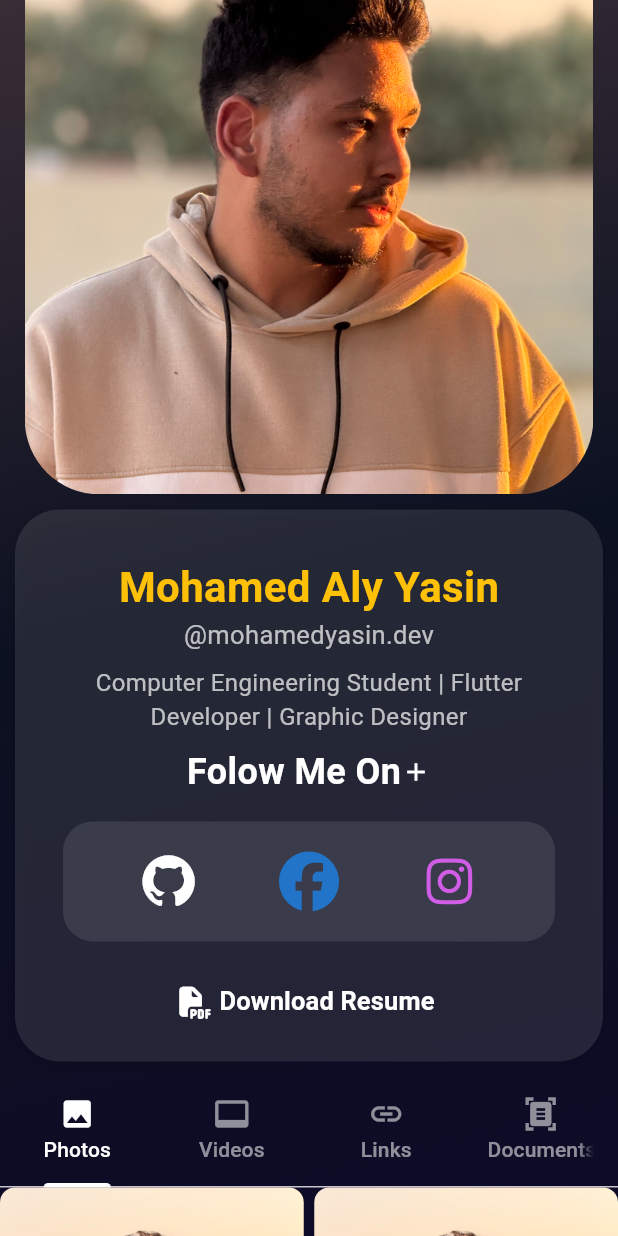
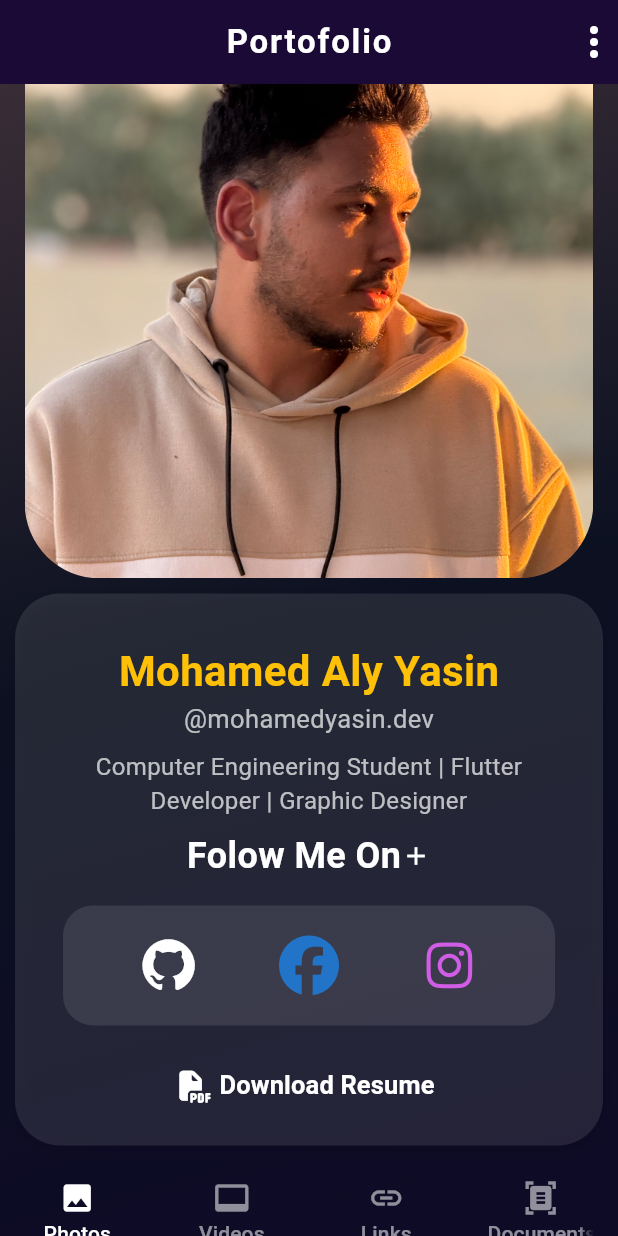
Before and after one commit to m7mdyasin/portofolio-app, a Flutter app: the screen it shows after launch, on a phone screen of 412 x 824 dp. Run offline on Flutter 3.47's test engine with Material 3 defaults, Android fonts, the phone set to English and light mode, and no system bars; drawn by our look-alikes of carousel_slider, dropdown_button2; our stand-ins replace font_awesome_flutter.

Commit message:
create menu bar

```diff
--- a/lib/views/main_view.dart
+++ b/lib/views/main_view.dart
@@ -1,5 +1,6 @@
 import 'package:flutter/material.dart';
 import 'package:portofolio_app/widgets/bannar_image.dart';
+import 'package:portofolio_app/widgets/custoum_app_bar.dart';
 import 'package:portofolio_app/widgets/document_viwe.dart';
 import 'package:portofolio_app/widgets/grid_view.dart';
 import 'package:portofolio_app/widgets/home_back_ground.dart';
@@ -17,6 +18,7 @@ class MainView extends StatelessWidget {
     return DefaultTabController(
       length: 4,
       child: Scaffold(
+        appBar: CustoumAppBar(),
         body: Stack(
           children: [
             const HomeBackGround(),
--- /dev/null
+++ b/lib/widgets/custoum_app_bar.dart
@@ -0,0 +1,29 @@
+import 'package:dropdown_button2/dropdown_button2.dart';
+import 'package:flutter/material.dart';
+import 'package:portofolio_app/widgets/custoum_drop_down_menu.dart';
+
+class CustoumAppBar extends StatelessWidget implements PreferredSizeWidget {
+  const CustoumAppBar({super.key});
+
+  @override
+  Size get preferredSize => const Size.fromHeight(kToolbarHeight);
+
+  @override
+  Widget build(BuildContext context) {
+    return AppBar(
+      backgroundColor: const Color.fromARGB(255, 18, 3, 42),
+      elevation: 4,
+      centerTitle: true,
+      title: const Text(
+        'Portofolio',
+        style: TextStyle(
+          color: Colors.white,
+          fontWeight: FontWeight.bold,
+          fontSize: 22,
+          letterSpacing: 1.2,
+        ),
+      ),
+      actions: [CustoumDropDownMenu()],
+    );
+  }
+}
--- /dev/null
+++ b/lib/widgets/custoum_drop_down_menu.dart
@@ -0,0 +1,70 @@
+import 'package:dropdown_button2/dropdown_button2.dart';
+import 'package:flutter/material.dart';
+
+class CustoumDropDownMenu extends StatelessWidget {
+  const CustoumDropDownMenu({super.key});
+
+  @override
+  Widget build(BuildContext context) {
+    return DropdownButtonHideUnderline(
+      child: DropdownButton2(
+        customButton: const Icon(
+          Icons.more_vert,
+          size: 32,
+          color: Colors.white,
+        ),
+        items: [
+          DropdownMenuItem(
+            value: 'settings',
+            child: Text(
+              'Settings',
+              style: TextStyle(color: Colors.white, fontSize: 16),
+            ),
+          ),
+          DropdownMenuItem(
+            value: 'about',
+            child: Text(
+              'About Me',
+              style: TextStyle(color: Colors.white, fontSize: 16),
+            ),
+          ),
+          DropdownMenuItem(
+            value: 'signout',
+            child: Text(
+              'Sign out',
+              style: TextStyle(color: Colors.white, fontSize: 16),
+            ),
+          ),
+        ],
+        onChanged: (value) {
+          if (value == 'settings') {
+            ScaffoldMessenger.of(
+              context,
+            ).showSnackBar(SnackBar(content: Text('Settings selected')));
+          } else if (value == 'about') {
+            ScaffoldMessenger.of(
+              context,
+            ).showSnackBar(SnackBar(content: Text('About Me selected')));
+          } else if (value == 'signout') {
+            ScaffoldMessenger.of(
+              context,
+            ).showSnackBar(SnackBar(content: Text('Sign out selected')));
+          }
+        },
+        dropdownStyleData: DropdownStyleData(
+          width: 180,
+          decoration: BoxDecoration(
+            color: const Color.fromARGB(255, 18, 3, 42),
+            borderRadius: BorderRadius.circular(8),
+          ),
+          elevation: 4,
+          padding: const EdgeInsets.symmetric(vertical: 8),
+        ),
+        menuItemStyleData: const MenuItemStyleData(
+          height: 48,
+          padding: EdgeInsets.symmetric(horizontal: 24),
+        ),
+      ),
+    );
+  }
+}
--- a/pubspec.yaml
+++ b/pubspec.yaml
@@ -31,6 +31,7 @@ dependencies:
   animate_do: ^4.2.0
   carousel_slider: ^5.1.1
   cupertino_icons: ^1.0.8
+  dropdown_button2: ^2.3.9
   flutter:
     sdk: flutter
   font_awesome_flutter: ^10.10.0
```
Also changed, not shown: pubspec.lock.
